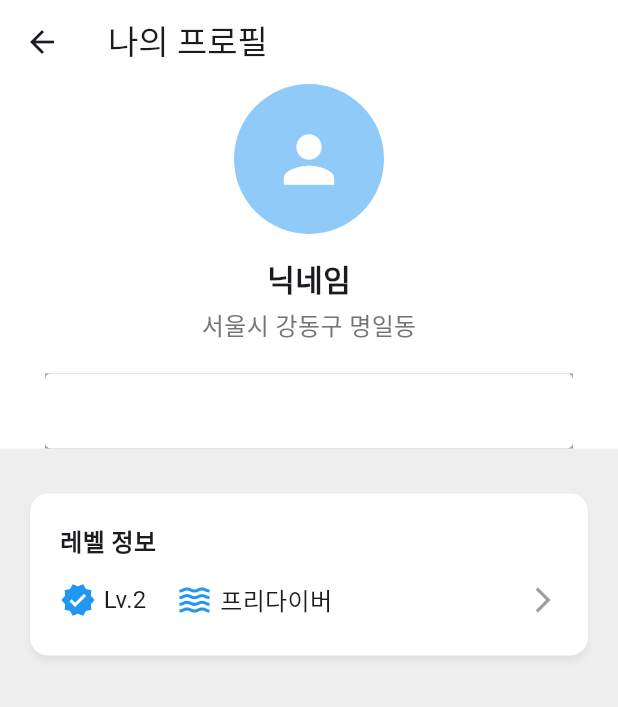
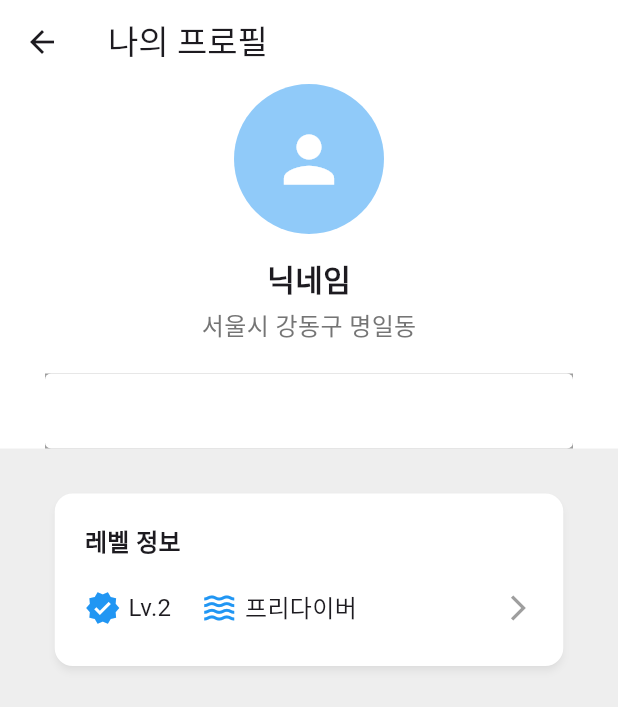
Before and after one commit to matthewKang6263/flutter_application_seau, a Flutter app: the MyPage screen opened directly, on a phone screen of 412 x 824 dp. Shown: the top 707 px of the screen. Run offline on Flutter 3.47's test engine with Material 3 defaults, Android fonts, the phone set to English and light mode, and no system bars; our stand-ins replace flutter_riverpod; project files that could hold a hidden picture were left out.

Commit message:
<feat>(infocard): 카드 높이 자동 조절 기능 추가

```diff
--- a/lib/ui/pages/mypage/widgets/info_card.dart
+++ b/lib/ui/pages/mypage/widgets/info_card.dart
@@ -16,6 +16,11 @@
   Widget build(BuildContext context) {
     return GestureDetector(
       onTap: onTap,
+      child: Container(
+        width: MediaQuery.of(context).size.width*0.92, // 카드의 가로 크기를 화면 너비의 92%로 설정
+        constraints: BoxConstraints(
+          minHeight: 135, // 카드의 최소 세로 크기를 135로 설정
+        ),
         child: Card(
           color: Colors.white,
           elevation: 2, // 부드러운 그림자
@@ -28,6 +33,7 @@
             padding: EdgeInsets.all(20),
             child: Column(
               crossAxisAlignment: CrossAxisAlignment.start,
+              mainAxisSize: MainAxisSize.min, // 내부 콘텐츠에 맞게 높이를 동적으로 조절
               children: [
                 // 1. 카드 제목
                 Text(
@@ -37,7 +43,7 @@
                     fontWeight: FontWeight.bold,
                   ),
                 ),
-              SizedBox(height: 10),
+                SizedBox(height: 15),
                 Row(
                   mainAxisAlignment: MainAxisAlignment.spaceBetween,
                   // 콘텐츠와 화살표를 세로 중앙 정렬
@@ -58,6 +64,7 @@
             ),
           ),
         ),
+      ),
     );
   }
 }
```
Lines whose indentation alone changed are shown as unchanged.
